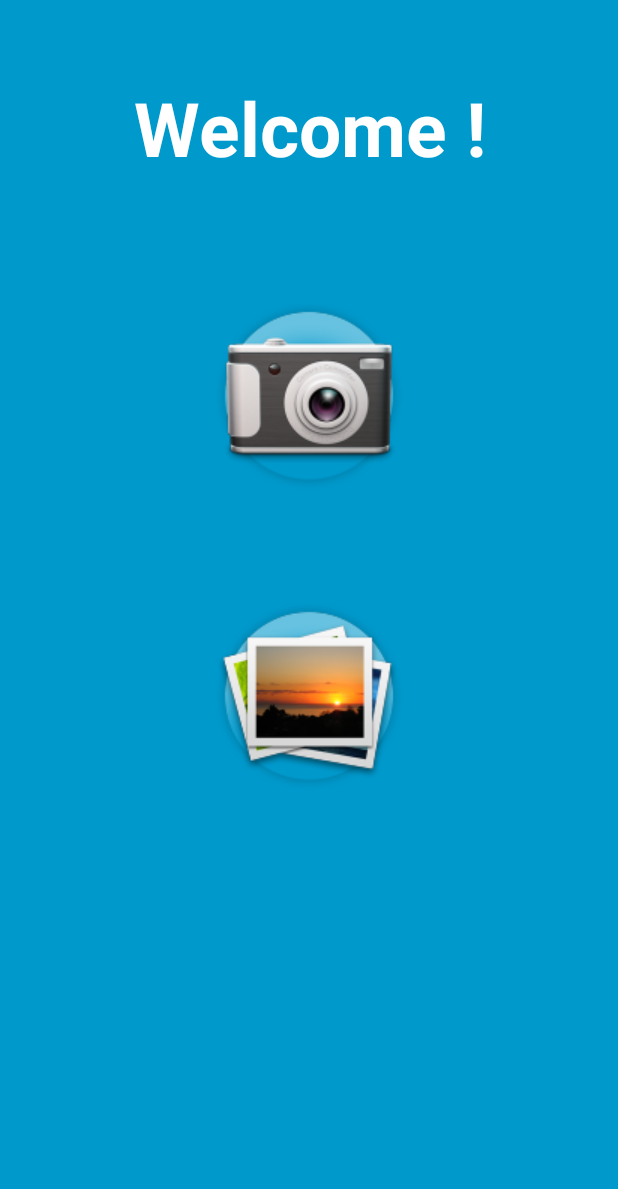
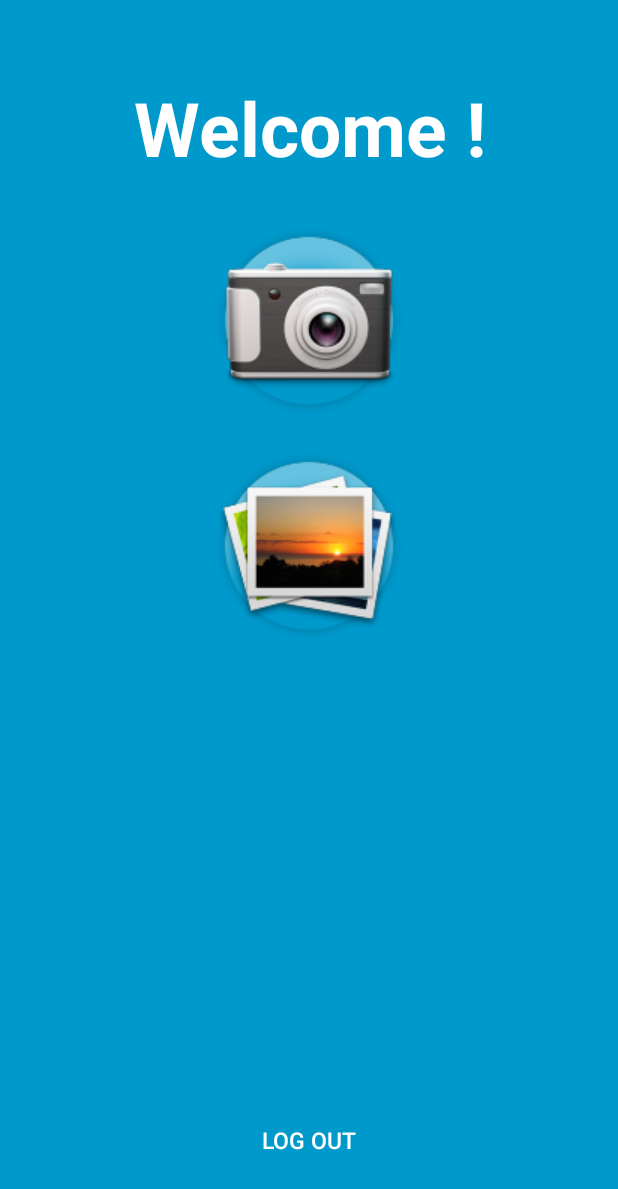
Before and after one commit to kuldeep725/VisualRecognizer, an Android app: the layout activity_launcher.xml on its own in the app's theme, with its tools: preview values and no code run, on a phone screen of 412 x 824 dp. Shown: the top 1189 px of the screen. Run offline under Robolectric (Android 15) with nearby library versions, the phone set to English and light mode, and no system bars.

Commit message:
few changes to the layout and login mechanism

```diff
--- a/app/build.gradle
+++ b/app/build.gradle
@@ -36,8 +36,8 @@ dependencies {
     compile 'com.android.support:design:25.1.0'
     compile 'com.ibm.watson.developer_cloud:java-sdk:3.9.1'
     compile 'com.android.support:support-v4:25.3.1'
-    compile 'com.google.firebase:firebase-auth:11.0.4'
-    compile 'com.google.android.gms:play-services-auth:11.0.4'
+//    compile 'com.google.firebase:firebase-auth:11.0.4'
+    compile 'com.google.android.gms:play-services-auth:11.6.0'
 //    compile 'com.android.support.constraint:constraint-layout:1.0.2'
 //    compile 'com.facebook.android:facebook-android-sdk:[4,5)'
     testCompile 'junit:junit:4.12'
--- a/app/src/main/java/com/ibm/mysampleapp/activities/MainActivity.java
+++ b/app/src/main/java/com/ibm/mysampleapp/activities/MainActivity.java
@@ -63,7 +63,7 @@ public class MainActivity extends AppCompatActivity implements SwipeRefreshLayou
 
         @Override
     protected void onCreate(Bundle savedInstanceState) {
-         Log.d(TAG, "onCreate fired...");
+         Log.d(TAG, "MainActivity onCreate fired...");
 	super.onCreate(savedInstanceState);
 	setContentView(R.layout.activity_main);
 //	Toolbar toolbar = (Toolbar) findViewById(R.id.toolbar);
--- a/app/src/main/res/layout/activity_launcher.xml
+++ b/app/src/main/res/layout/activity_launcher.xml
@@ -26,18 +26,27 @@
         android:layout_width="wrap_content"
         android:layout_height="wrap_content"
         android:src="@drawable/camera_128"
-        android:layout_marginTop="200dp"
+        android:layout_marginTop="150dp"
         android:layout_gravity="center_horizontal"
         android:background="?android:attr/selectableItemBackground"/>
     <ImageButton
         android:id="@+id/galleryFull"
         android:layout_width="wrap_content"
         android:layout_height="wrap_content"
-        android:layout_marginTop="400dp"
+        android:layout_marginTop="300dp"
         android:src="@drawable/gallery_button_128"
         android:layout_gravity="center_horizontal"
         android:background="?android:attr/selectableItemBackground"/>
-
+    <Button
+        android:id="@+id/log_out"
+        android:layout_width="wrap_content"
+        android:layout_height="wrap_content"
+        android:text="Log Out"
+        android:layout_gravity="bottom|center"
+        android:layout_marginBottom="40dp"
+        android:textSize="15sp"
+        android:background="?android:attr/selectableItemBackground"
+        android:textColor="#ffffff"/>
 
     <!--<RelativeLayout-->
     <!--android:layout_width="match_parent"-->
--- a/build.gradle
+++ b/build.gradle
@@ -20,6 +20,7 @@ allprojects {
         mavenCentral()
         jcenter()
         maven { url 'https://jitpack.io' }
+        maven { url "https://maven.google.com" }
     }
 }
 
```
Also changed, not shown: app/src/main/AndroidManifest.xml (+12 -2 lines), app/src/main/java/com/ibm/mysampleapp/activities/LauncherActivity.java (+54 -1 lines), app/src/main/java/com/ibm/mysampleapp/activities/Login.java (+71 -4 lines), app/src/main/res/layout/content_main.xml (+6 -5 lines), app/src/main/res/layout/list_of_items.xml (+4 -4 lines), app/src/main/res/layout/login.xml (+16 -5 lines), app/src/main/res/drawable/door_entering.jpg (added), 1 other file.
